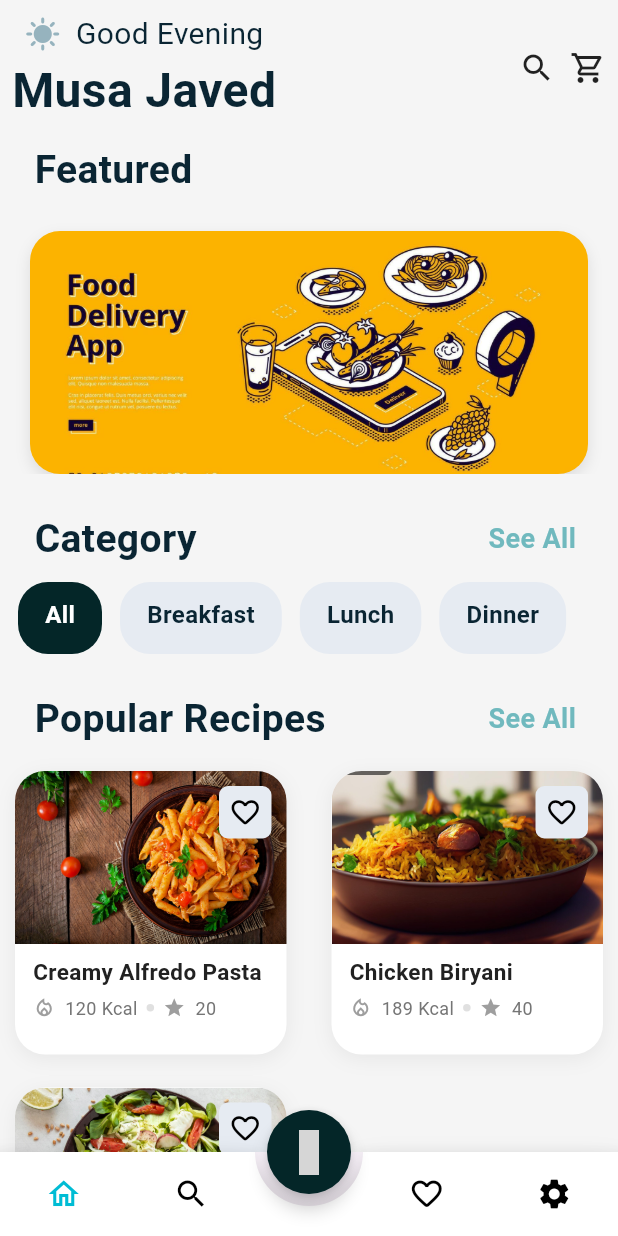
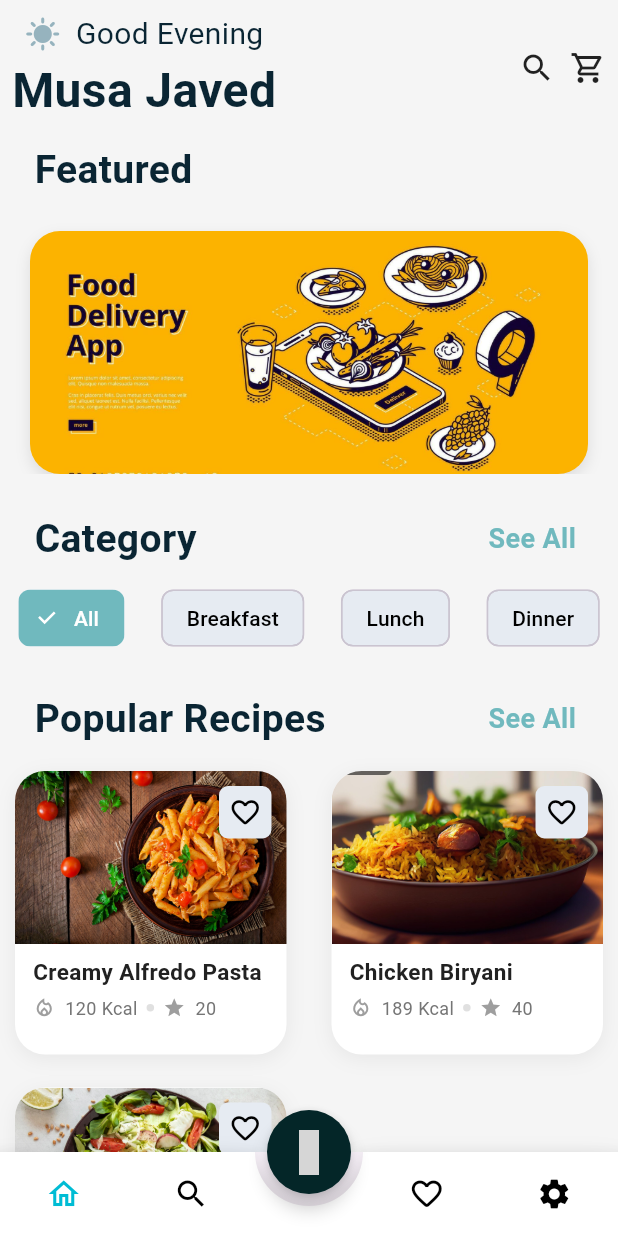
Before and after one commit to Techie58/Bite_Book, a Flutter app: the screen it shows after launch, on a phone screen of 412 x 824 dp. Run offline on Flutter 3.47's test engine with Material 3 defaults, Android fonts, the phone set to English and light mode, and no system bars; drawn by our look-alikes of animated_bottom_navigation_bar; our stand-ins replace firebase_core, hugeicons, shared_preferences, sliding_up_panel; accounts and stored records are empty; Roboto replaces fonts that are missing (Body/Small - Regular); grey boxes are pictures that could not be loaded.

Commit message:
Category Working Fav Recipie Working

```diff
--- a/lib/designs/editor_choice.dart
+++ b/lib/designs/editor_choice.dart
@@ -51,7 +51,7 @@ class EditorChoiceCardDesign extends StatelessWidget {
         ),
         trailing: CircleAvatar(
           radius: 20,
-          backgroundColor: mainBlueColor,
+          backgroundColor: myMainBlueColor,
           child: const Icon(Icons.arrow_forward, size: 24, color: Colors.white),
         ),
       ),
--- a/lib/designs/home/category_container_design.dart
+++ b/lib/designs/home/category_container_design.dart
@@ -34,7 +34,7 @@ class _CategoryDesignState extends State<CategoryDesign> {
             child: Container(
               padding: const EdgeInsets.symmetric(horizontal: 18, vertical: 10),
               decoration: BoxDecoration(
-                color: isSelected ? myCyanColor : transparentGrey,
+                color: isSelected ? myCyanColor : myTransparentGrey,
                 borderRadius: BorderRadius.circular(20),
               ),
               child: Text(
--- a/lib/designs/home/recipes_card_design.dart
+++ b/lib/designs/home/recipes_card_design.dart
@@ -20,7 +20,7 @@ class RecipesCardDesign extends StatelessWidget {
 
   @override
   Widget build(BuildContext context) {
-    final provider = Provider.of<RecipeProvider>(context, listen: false);
+    print('Build of card');
 
     double screenWidth = MediaQuery.of(context).size.width;
 
@@ -69,7 +69,7 @@ class RecipesCardDesign extends StatelessWidget {
                               iconSize: 22,
                               iconColor: isFav ? Colors.red : Colors.black,
                               onTap: (){
-                                provider.toggleFavorite(recipeDetailModel.id);
+                                val.toggleFavorite(recipeDetailModel.id);
                               },
                             );
                           },
--- a/lib/designs/recipeDetail/favourite_btn.dart
+++ b/lib/designs/recipeDetail/favourite_btn.dart
@@ -17,8 +17,8 @@ class FavouriteBtn extends StatelessWidget {
     required this.iconData,
     required this.containerSize,
     required this.iconSize,
-    this.iconColor = mainBlueColor,
-    this.containerColor = transparentGrey,
+    this.iconColor = myMainBlueColor,
+    this.containerColor = myTransparentGrey,
     this.containerRadius = 6,
     this.onTap,
   });
--- a/lib/designs/recipeDetail/ingredientCardDesign.dart
+++ b/lib/designs/recipeDetail/ingredientCardDesign.dart
@@ -43,7 +43,7 @@ class _IngredientCardDesignState extends State<IngredientCardDesign> {
     double picCardSize = screenWidth * 0.2;
     return Card(
       elevation: 2,
-      color: transparentGrey,
+      color: myTransparentGrey,
       child: ListTile(
         minTileHeight: screenWidth * 0.21,
         leading: ClipRRect(
@@ -61,7 +61,7 @@ class _IngredientCardDesignState extends State<IngredientCardDesign> {
               style: TextStyle(
                 fontSize: 20,
                 fontWeight: FontWeight.bold,
-                color: mainBlueColor,
+                color: myMainBlueColor,
                 overflow: TextOverflow.ellipsis
               ),
             ),
@@ -70,7 +70,7 @@ class _IngredientCardDesignState extends State<IngredientCardDesign> {
               style: TextStyle(
                 fontSize: 20,
                 fontWeight: FontWeight.bold,
-                color: mainBlueColor,
+                color: myMainBlueColor,
                 overflow: TextOverflow.ellipsis
               ),
             ),
--- a/lib/designs/recipeDetail/instruction_button.dart
+++ b/lib/designs/recipeDetail/instruction_button.dart
@@ -17,7 +17,7 @@ class InstructionBtn extends StatelessWidget{
       width: double.infinity,
       height: 56,
       decoration: BoxDecoration(
-        color: mainBlueColor,
+        color: myMainBlueColor,
         borderRadius: BorderRadius.circular(16),
         boxShadow: [
           BoxShadow(
--- a/lib/pages/fav_page.dart
+++ b/lib/pages/fav_page.dart
@@ -16,7 +16,7 @@ class FavPage extends StatelessWidget {
         title: Text('Favourite Recipes'),
         backgroundColor: Colors.white,
         elevation: 2,
-        foregroundColor: mainBlueColor,
+        foregroundColor: myMainBlueColor,
         centerTitle: true,
       ),
       body: favorites.isEmpty
--- a/lib/pages/home.dart
+++ b/lib/pages/home.dart
@@ -1,6 +1,7 @@
 import 'package:bite_book/designs/home/category_container_design.dart';
 import 'package:bite_book/models/recipe_detail_model.dart';
 import 'package:bite_book/widgets/appBar.dart';
+import 'package:bite_book/widgets/category_listview.dart';
 import 'package:bite_book/widgets/featured_banner_pageController.dart';
 import 'package:bite_book/widgets/recipes_gridView.dart';
 import 'package:bite_book/widgets/see_all_tile.dart';
@@ -29,7 +30,7 @@ class Home extends StatelessWidget {
                 bannerController: bannerController,
               ),
               SeeAllTile(tileName: "Category"),
-              CategoryDesign(categoryList: categoryNamesList),
+              CategoryListView(categoryList: categoryNamesList),
               SeeAllTile(tileName: 'Popular Recipes'),
               RecipesGridView(),
             ],
--- a/lib/utils/colors.dart
+++ b/lib/utils/colors.dart
@@ -2,7 +2,7 @@ import 'dart:ui';
 
 import 'package:flutter/material.dart';
 
-const mainBlueColor=Color(0xFF0A2533);
-const transparentGrey = Color(0xFFe6ebf2);
+const myMainBlueColor=Color(0xFF0A2533);
+const myTransparentGrey = Color(0xFFe6ebf2);
 
-const myCyanColor = Color(0xFF042628);
+const myCyanColor = Color(0xFF70b9be);
--- a/lib/utils/constants.dart
+++ b/lib/utils/constants.dart
@@ -55,7 +55,7 @@ final List<RecipeDetailModel> recipes = [
   ),
   RecipeDetailModel(
     id: 'recipe_03',
-    category: "Dinner",
+    category: "Dinner G",
     image: 'assets/images/salad.jpg',
     title: 'Greek Salad',
     subtitle: 'Fresh vegetables with feta cheese and olives.',
@@ -104,7 +104,6 @@ const List<String> editorChoiceRecipesNamesList = [
 ];
 //
 const List<String> categoryNamesList = [
-  "All",
   "Breakfast",
   "Lunch",
   "Dinner",
--- a/lib/widgets/category_listview.dart
+++ b/lib/widgets/category_listview.dart
@@ -1,4 +1,5 @@
 // lib/widgets/category_list.dart
+import 'package:bite_book/utils/colors.dart';
 import 'package:flutter/material.dart';
 import 'package:provider/provider.dart';
 
@@ -18,7 +19,7 @@ class CategoryListView extends StatelessWidget {
           children: [
             // Add 'All' option
             _buildChip(context, 'All', selected == 'All'),
-            for (final c in categoryList) _buildChip(context, c, selected == c),
+            for (final category in categoryList) _buildChip(context, category, selected == category),
           ],
         );
       },
@@ -28,8 +29,11 @@ class CategoryListView extends StatelessWidget {
   Widget _buildChip(BuildContext context, String label, bool active) {
     final prov = Provider.of<RecipeProvider>(context, listen: false);
     return ChoiceChip(
-      label: Text(label),
+      label: Text(label,style: TextStyle(color: active ? Colors.white : Colors.black),),
       selected: active,
+      selectedColor: myCyanColor,
+      checkmarkColor: Colors.white,
+      backgroundColor: myTransparentGrey,
       onSelected: (_) => prov.setCategory(label),
     );
   }
--- a/lib/widgets/recipeDetailWidgets/ExpandableText.dart
+++ b/lib/widgets/recipeDetailWidgets/ExpandableText.dart
@@ -35,7 +35,7 @@ class _ExpandableTextState extends State<ExpandableText> {
           },
           child: Text(
             expanded ? 'View Less' : 'View More',
-            style: const TextStyle(color: mainBlueColor, fontWeight: FontWeight.bold),
+            style: const TextStyle(color: myMainBlueColor, fontWeight: FontWeight.bold),
           ),
         ),
       ],
--- a/lib/widgets/recipeDetailWidgets/NutritionGrid.dart
+++ b/lib/widgets/recipeDetailWidgets/NutritionGrid.dart
@@ -48,7 +48,7 @@ class NutritionGrid extends StatelessWidget {
               style: TextStyle(
                 fontSize: 20,
                 fontWeight: FontWeight.w500,
-                color: mainBlueColor,
+                color: myMainBlueColor,
               ),
             ),
           ],
--- a/lib/widgets/see_all_tile.dart
+++ b/lib/widgets/see_all_tile.dart
@@ -1,3 +1,4 @@
+import 'package:bite_book/utils/colors.dart';
 import 'package:flutter/cupertino.dart';
 
 class SeeAllTile extends StatelessWidget{
@@ -26,7 +27,7 @@ class SeeAllTile extends StatelessWidget{
             style: TextStyle(
               fontSize: 18,
               fontWeight: FontWeight.bold,
-              color: Color(0xFF70b9be),
+              color: myCyanColor,
             ),
           ),
         ],
```
Also changed, not shown: lib/designs/search_bar_design.dart (added, +25 -0 lines), lib/designs/search_container_design.dart (deleted, +0 -34 lines), lib/pages/recipe_detail_screen.dart (+18 -6 lines), lib/pages/search_page.dart (+6 -3 lines), lib/widgets/recipeDetailWidgets/toggIngredientOrInstruction.dart (+6 -6 lines).
